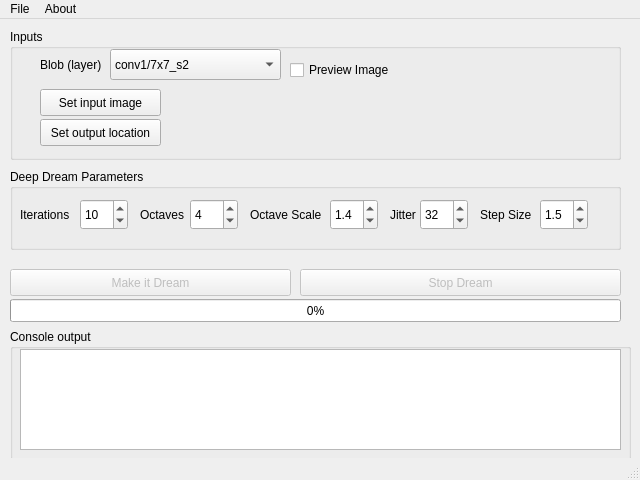
First picture: the form in gui.ui, repository OverStruck/deep-dream-maker, before the edit.
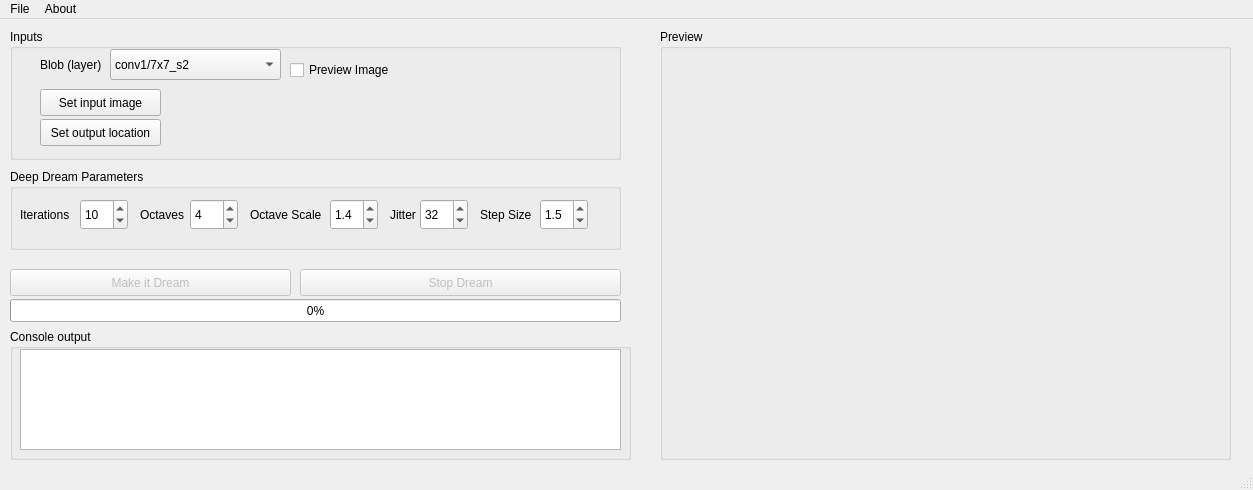
Second picture: the form after the edit. Icons and pictures are not drawn.

Commit message: integrated preview win with main gui

Diff of the .ui file:
```diff
--- a/gui.ui
+++ b/gui.ui
@@ -7,10 +7,16 @@
    <rect>
     <x>0</x>
     <y>0</y>
-    <width>640</width>
-    <height>480</height>
+    <width>1253</width>
+    <height>490</height>
    </rect>
   </property>
+  <property name="minimumSize">
+   <size>
+    <width>640</width>
+    <height>490</height>
+   </size>
+  </property>
   <property name="windowTitle">
    <string>Deep Dream Maker v0.1</string>
   </property>
@@ -794,13 +800,51 @@
      <bool>true</bool>
     </property>
    </widget>
+   <widget class="QGroupBox" name="previewGrpBo">
+    <property name="geometry">
+     <rect>
+      <x>660</x>
+      <y>10</y>
+      <width>571</width>
+      <height>431</height>
+     </rect>
+    </property>
+    <property name="title">
+     <string>Preview</string>
+    </property>
+    <widget class="QLabel" name="previewImgLbl">
+     <property name="geometry">
+      <rect>
+       <x>20</x>
+       <y>20</y>
+       <width>550</width>
+       <height>391</height>
+      </rect>
+     </property>
+     <property name="autoFillBackground">
+      <bool>false</bool>
+     </property>
+     <property name="text">
+      <string/>
+     </property>
+     <property name="pixmap">
+      <pixmap resource="resources/resources.qrc">:/ddm/Icon_Photo.png</pixmap>
+     </property>
+     <property name="scaledContents">
+      <bool>false</bool>
+     </property>
+     <property name="alignment">
+      <set>Qt::AlignCenter</set>
+     </property>
+    </widget>
+   </widget>
   </widget>
   <widget class="QMenuBar" name="menubar">
    <property name="geometry">
     <rect>
      <x>0</x>
      <y>0</y>
-     <width>640</width>
+     <width>1253</width>
      <height>25</height>
     </rect>
    </property>
```
Left out of the diff: 7 changed lines with no effect on the pictures. The commit also changes 8 other files.
